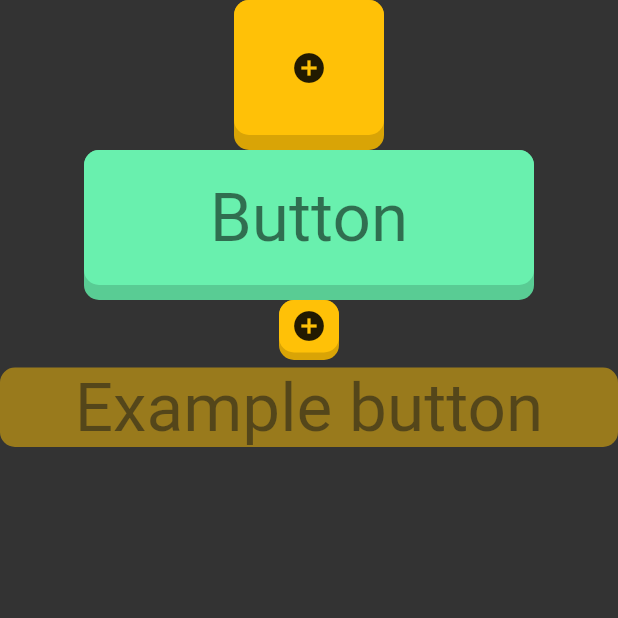
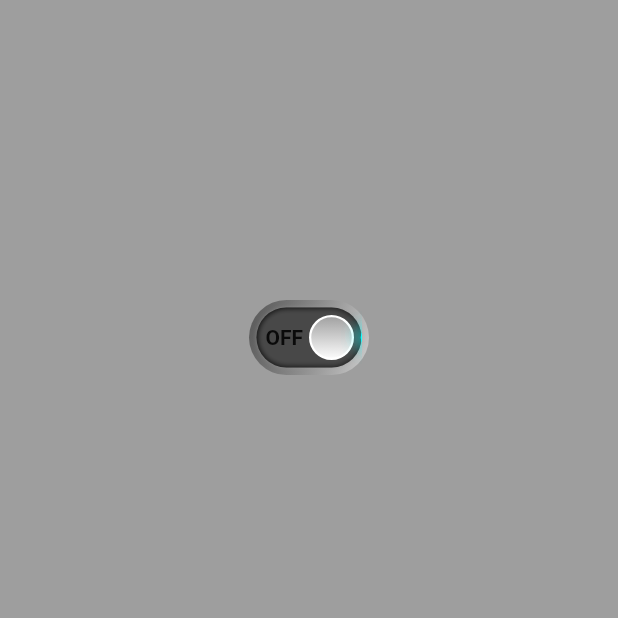
Before and after one commit to armandherz/custom_flutter_widgets, a Flutter app: the screen it shows after launch, on a phone screen of 412 x 824 dp, the top half of it. Run offline on Flutter 3.47's test engine with Material 2 defaults, Android fonts, the phone set to English and light mode, and no system bars.

Commit message:
added my_switch_button

```diff
--- a/lib/main.dart
+++ b/lib/main.dart
@@ -1,4 +1,4 @@
-import 'package:custom_flutter_widgets/pages/Home.dart';
+import 'package:custom_flutter_widgets/pages/home.dart';
 import 'package:flutter/material.dart';
 
 void main() {
--- a/lib/pages/Home.dart
+++ b/lib/pages/Home.dart
@@ -1,4 +1,11 @@
-import 'package:custom_flutter_widgets/widgets/DownButton.dart';
+// ignore: unused_import
+import 'package:custom_flutter_widgets/widgets/count_down.dart';
+// ignore: unused_import
+import 'package:custom_flutter_widgets/widgets/input_fields/inputfield_vertical_line.dart';
+import 'package:custom_flutter_widgets/widgets/my_calendar.dart';
+import 'package:custom_flutter_widgets/widgets/my_switch_button.dart';
+// ignore: unused_import
+import 'package:custom_flutter_widgets/widgets/typing_letters_efect.dart';
 import 'package:flutter/material.dart';
 
 class Home extends StatefulWidget {
@@ -9,81 +16,22 @@ class Home extends StatefulWidget {
 class _HomeState extends State<Home> {
   @override
   Widget build(BuildContext context) {
-    Size screen = MediaQuery.of(context).size;
-    return Container(
-      width: screen.width,
-      height: screen.height,
-      color: Color.lerp(Colors.black, Colors.white, 0.2),
-      child: SafeArea(
-          child: Column(
-        children: [
-          DownButton(
-            width: 100.0,
-            height: 100.0,
-            elevation: 10.0,
-            color: Colors.amber,
-            borderRadius: BorderRadius.circular(10.0),
-            onPressed: () {
-              print("onPressed");
-            },
-            onLongPressed: () {
-              print("onLongPressed");
-            },
-            child: Icon(Icons.add_circle),
-          ),
-          DownButton(
-            width: 300.0,
-            height: 100.0,
-            elevation: 10.0,
-            color: Colors.greenAccent,
-            borderRadius: BorderRadius.circular(10.0),
-            onPressed: () {
-              print("onPressed");
-            },
-            onLongPressed: () {
-              print("onLongPressed");
-            },
-            child: Center(
-              child: Text(
-                "Button",
-                style: Theme.of(context).textTheme.headline3,
-              ),
+    return Scaffold(
+      backgroundColor: Colors.grey,
+      body: SafeArea(
+        child: SingleChildScrollView(
+          child: Center(
+            child: Column(
+              children: [
+                SizedBox(
+                  height: 200.0,
+                ),
+                MySwitchButton(),
+              ],
             ),
           ),
-          DownButton(
-            width: 40.0,
-            height: 40.0,
-            elevation: 5.0,
-            color: Colors.amber,
-            borderRadius: BorderRadius.circular(10.0),
-            onPressed: () {
-              print("onPressed");
-            },
-            onLongPressed: () {
-              print("onLongPressed");
-            },
-            child: Icon(Icons.add_circle),
-          ),
-          DownButton(
-            elevation: 5.0,
-            color: Colors.amber,
-            borderRadius: BorderRadius.circular(10.0),
-            onPressed: () {
-              print("onPressed");
-            },
-            onLongPressed: () {
-              print("onLongPressed");
-            },
-            disabled: true,
-            child: Center(
-              child: Text(
-                "Example button",
-                style: Theme.of(context).textTheme.headline3,
-              ),
-            ),
-          ),
-        ],
-      )),
+        ),
+      ),
     );
   }
 }
--- /dev/null
+++ b/lib/widgets/my_switch_button.dart
@@ -0,0 +1,104 @@
+import 'package:flutter/material.dart';
+
+class MySwitchButton extends StatelessWidget {
+  const MySwitchButton({Key? key}) : super(key: key);
+
+  @override
+  Widget build(BuildContext context) {
+    final scrollCtrl = ScrollController();
+    double width = 80.0;
+    double height = 50.0;
+    bool switchOn = false;
+    return StatefulBuilder(builder: (context, state) {
+      return GestureDetector(
+        onTap: () async {
+          switchOn = !switchOn;
+          await scrollCtrl.animateTo(
+            switchOn ? 0.0 : scrollCtrl.position.maxScrollExtent,
+            duration: Duration(milliseconds: 200),
+            curve: Curves.bounceInOut,
+          );
+          state(() {});
+        },
+        child: Container(
+          width: width,
+          height: height,
+          decoration: BoxDecoration(
+            borderRadius: BorderRadius.circular(100.0),
+            color: Colors.grey,
+            gradient: LinearGradient(
+              colors: [
+                Colors.black.withOpacity(0.4),
+                Colors.white.withOpacity(0.5),
+              ],
+              begin: Alignment.centerLeft,
+              end: Alignment.bottomRight,
+            ),
+          ),
+          child: Container(
+            width: width,
+            margin: EdgeInsets.all(5.0),
+            decoration: BoxDecoration(
+              color: Colors.black54,
+              borderRadius: BorderRadius.circular(100.0),
+              boxShadow: [
+                BoxShadow(color: Colors.black54),
+                BoxShadow(
+                    color: Colors.grey, blurRadius: 2.0, spreadRadius: -1.0)
+              ],
+            ),
+            child: ListView(
+              controller: scrollCtrl,
+              scrollDirection: Axis.horizontal,
+              children: [
+                SizedBox(width: 6.0),
+                Center(
+                    child: Text(
+                  "OFF",
+                  style: switchOn ? onStyle(color: Colors.red) : offStyle(),
+                )),
+                SizedBox(width: 4.0),
+                Center(
+                  child: Container(
+                    width: height - 20.0,
+                    height: height - 20.0,
+                    decoration: BoxDecoration(
+                      color: Colors.white,
+                      borderRadius: BorderRadius.circular(100.0),
+                      border: Border.all(color: Colors.white, width: 1.5),
+                      gradient: LinearGradient(
+                        colors: [Colors.grey, Colors.white],
+                        begin: Alignment.topCenter,
+                        end: Alignment.bottomCenter,
+                      ),
+                    ),
+                  ),
+                ),
+                SizedBox(width: 4.0),
+                Center(
+                    child: Text(
+                  "ON",
+                  style:
+                      switchOn ? offStyle() : onStyle(color: Colors.cyanAccent),
+                )),
+                SizedBox(width: 11.0),
+              ],
+            ),
+          ),
+        ),
+      );
+    });
+  }
+
+  TextStyle offStyle() {
+    return TextStyle(fontWeight: FontWeight.bold);
+  }
+
+  TextStyle onStyle({Color color = Colors.cyanAccent}) {
+    return TextStyle(fontWeight: FontWeight.bold, color: color, shadows: [
+      BoxShadow(color: color, blurRadius: 15.0, spreadRadius: 10.0),
+      BoxShadow(color: color, blurRadius: 15.0, spreadRadius: 10.0),
+      BoxShadow(color: color, blurRadius: 15.0, spreadRadius: 10.0),
+    ]);
+  }
+}
```
Also changed, not shown: lib/widgets/count_down.dart (added, +93 -0 lines), lib/widgets/input_fields/inputfield_vertical_line.dart (added, +42 -0 lines), lib/widgets/my_calendar.dart (added, +130 -0 lines), lib/widgets/typing_letters_efect.dart (added, +78 -0 lines), lib/widgets/down_button.dart (renamed from lib/widgets/DownButton.dart), pubspec.lock.
